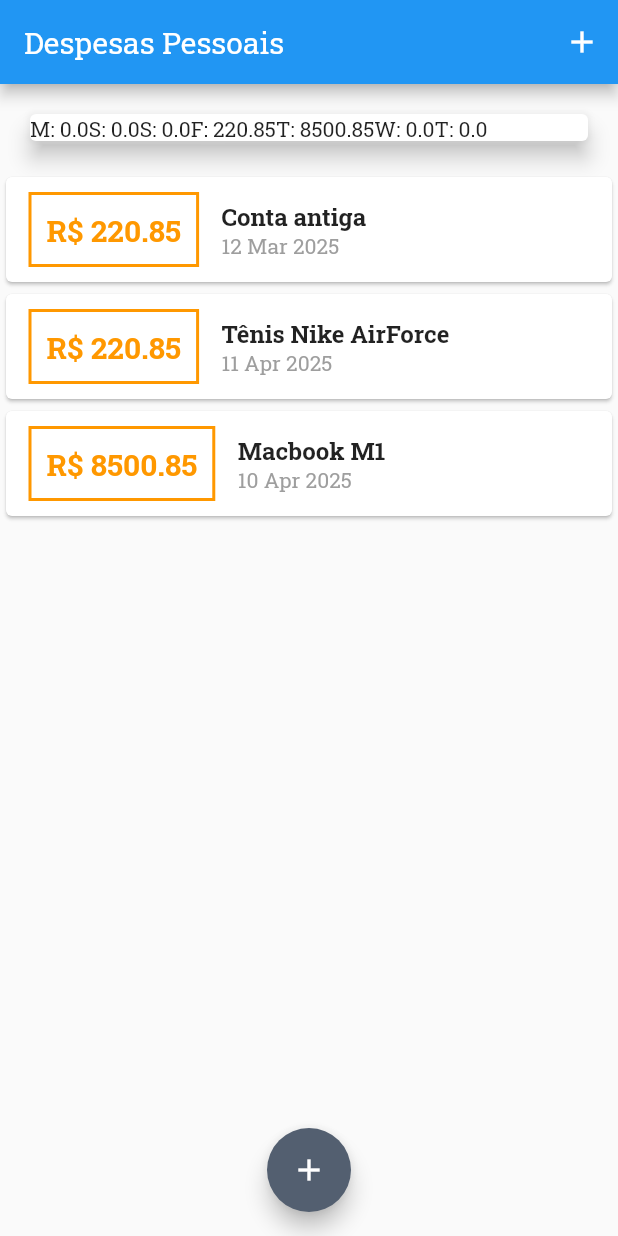
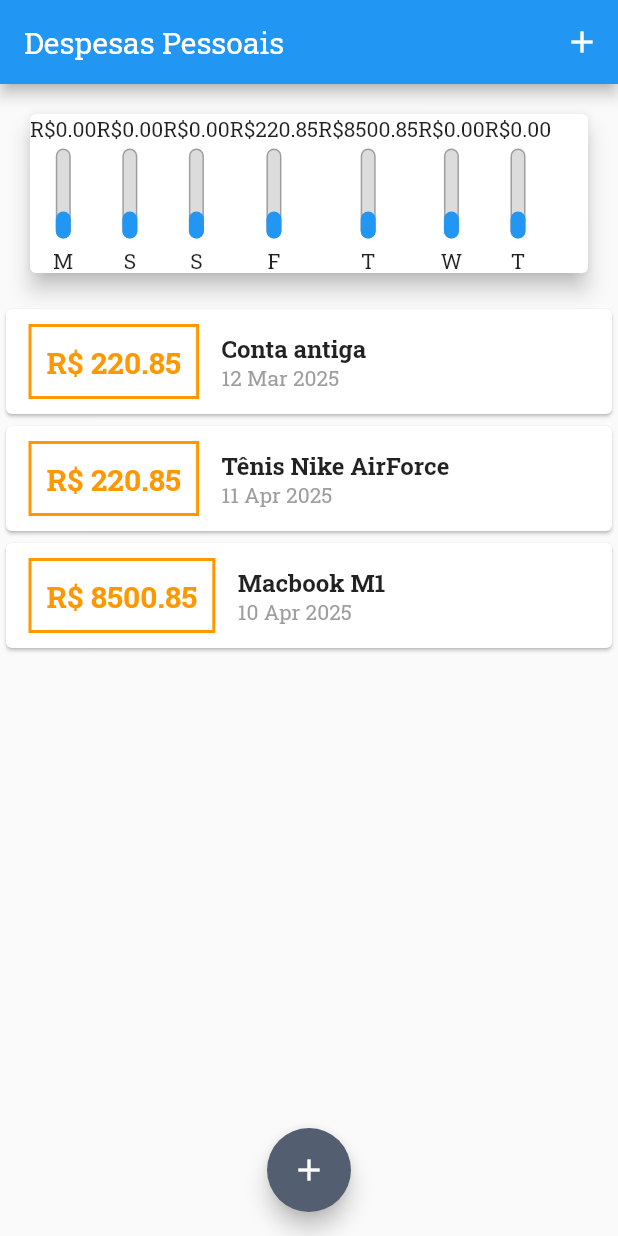
Before and after one commit to Victor-Valedev/ExpensesApp-Trilha-Mobile, a Flutter app: the screen it shows after launch, on a phone screen of 412 x 824 dp. Run offline on Flutter 3.47's test engine with Material 3 defaults, Android fonts, the light colour scheme and no system bars.

Commit message:
feat: cria e estiliza a barra dos gráficos das depesas de cada dia da semana(ainda sem ação)

```diff
--- a/lib/components/chart.dart
+++ b/lib/components/chart.dart
@@ -1,3 +1,4 @@
+import 'package:expensivesapp/components/chart_bar.dart';
 import 'package:expensivesapp/models/transactions.dart';
 import 'package:flutter/material.dart';
 import 'package:intl/intl.dart';
@@ -39,7 +40,11 @@ class Chart extends StatelessWidget {
       child: Row(
         children:
             groupedTransactions.map((tr) {
-              return Text('${tr['day']}: ${tr['value']}');
+              return ChartBar(
+                label: tr['day'] as String,
+                value: tr['value'] as double,
+                percentage: 0.3,
+              );
             }).toList(),
       ),
     );
--- /dev/null
+++ b/lib/components/chart_bar.dart
@@ -0,0 +1,54 @@
+import 'package:flutter/material.dart';
+
+class ChartBar extends StatelessWidget {
+  final String label;
+  final double value;
+  final double percentage;
+
+  ChartBar({
+    required this.label,
+    required this.value,
+    required this.percentage,
+  });
+
+
+  @override
+  Widget build(BuildContext context) {
+    return Column(
+      children: <Widget>[
+        Text('R\$${value.toStringAsFixed(2)}'),
+        SizedBox(height: 5),
+        Container(
+          height: 60,
+          width: 10,
+          child: Stack(
+            alignment: Alignment.bottomCenter,
+            children: [
+              Container(
+                decoration: BoxDecoration(
+                  border: Border.all(
+                    color: Colors.grey,
+                    width: 1.0
+                  ),
+                  color: Color.fromRGBO(220, 220, 220, 1),
+                  borderRadius: BorderRadius.circular(5)
+                ),
+              ),
+              FractionallySizedBox(
+                heightFactor: percentage,
+                child: Container(
+                  decoration: BoxDecoration(
+                    color: Theme.of(context).primaryColor,
+                    borderRadius: BorderRadius.circular(5)
+                  ),
+                ),
+              )
+            ],
+          ),
+        ),
+        SizedBox(height: 5),
+        Text(label)
+      ],
+    );
+  }
+}
```
